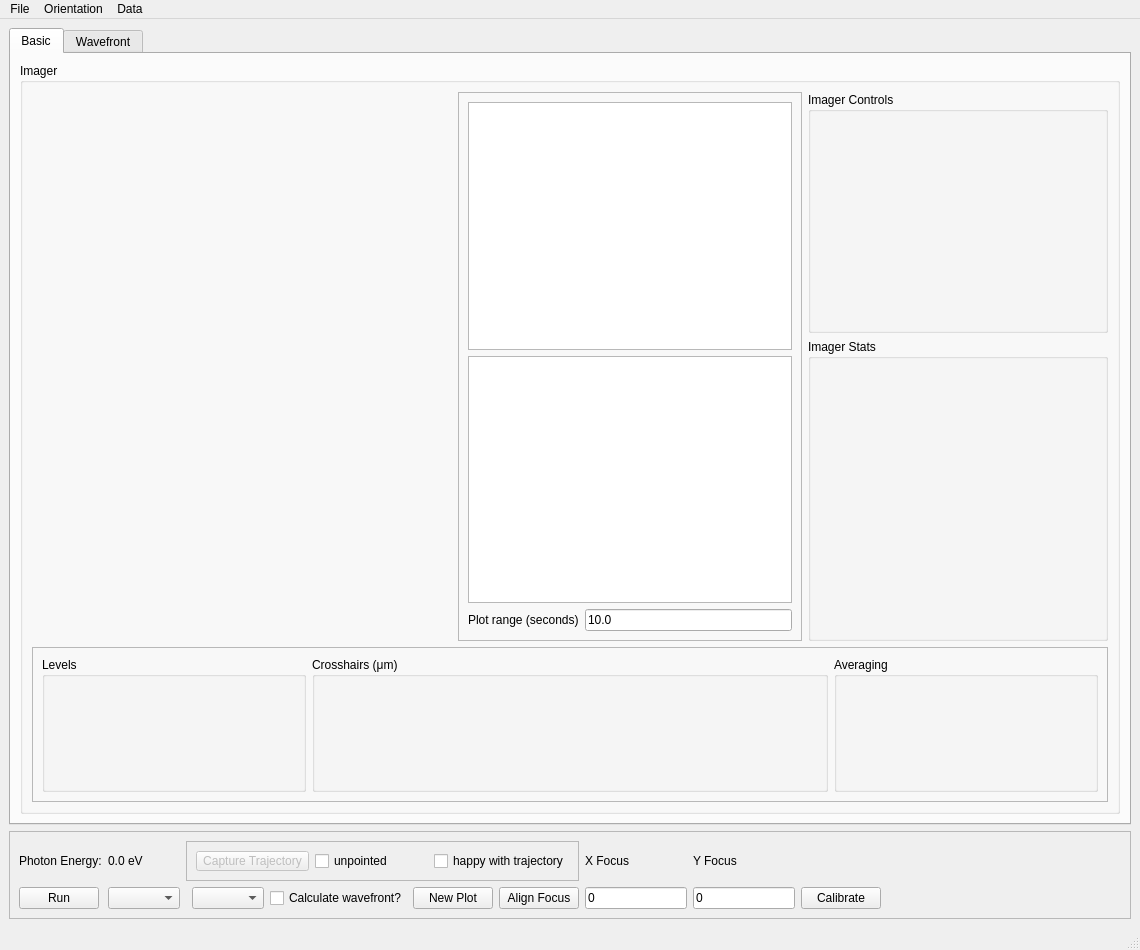
This is PPM_centroid/PPM_screen.ui in mseaberg/Commissioning_Tools as Qt 5 draws it before an edit. The edited form follows.
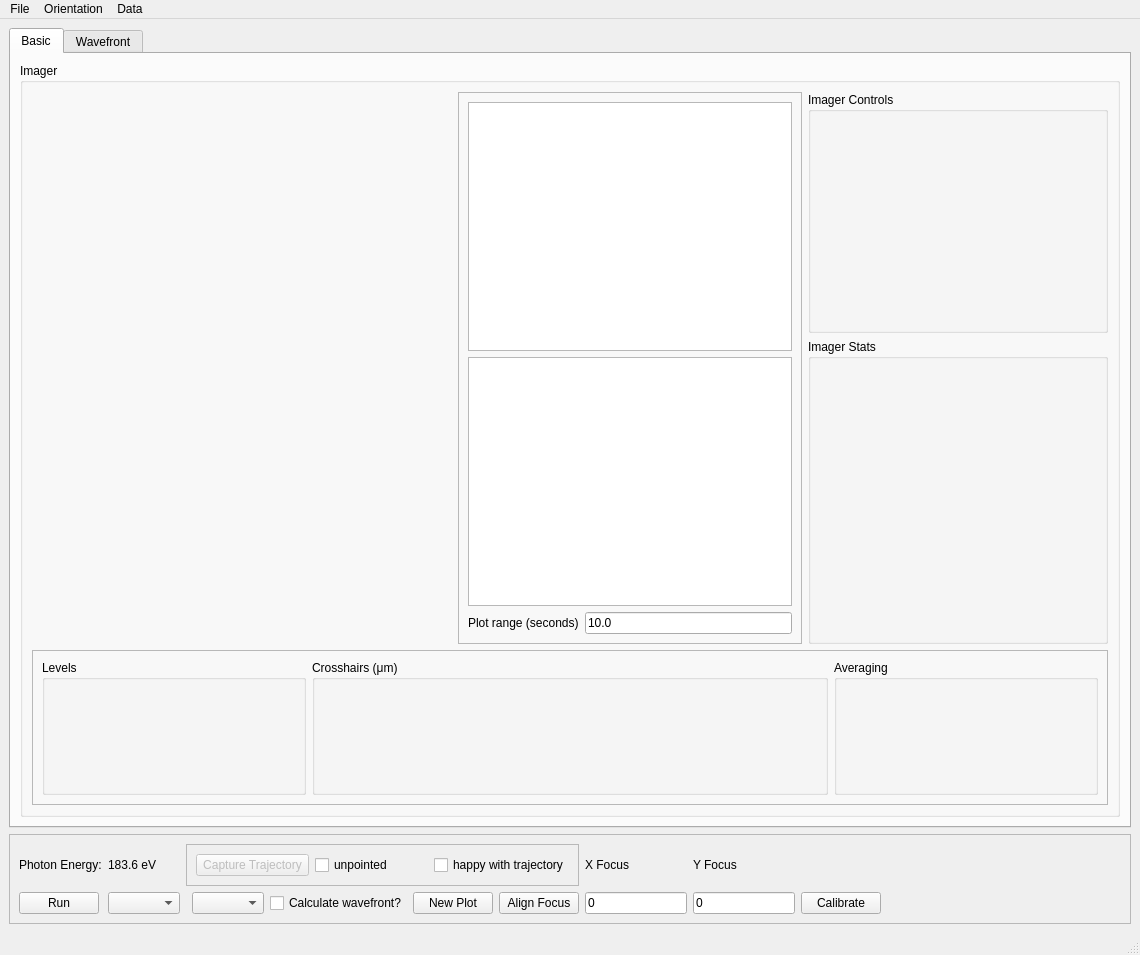
This is the edited form. Custom widgets are drawn as their Qt base class.

The edit to the form file:
```diff
--- a/PPM_centroid/PPM_screen.ui
+++ b/PPM_centroid/PPM_screen.ui
@@ -10,7 +10,7 @@
     <x>0</x>
     <y>0</y>
     <width>1140</width>
-    <height>938</height>
+    <height>955</height>
    </rect>
   </property>
   <property name="windowTitle">
@@ -482,7 +482,7 @@
           <string/>
          </property>
          <property name="text">
-          <string>0.0 eV</string>
+          <string>183.6 eV</string>
          </property>
          <property name="precision" stdset="0">
           <number>1</number>
```
Left out of the diff: 2 changed lines with no effect on the pictures.
